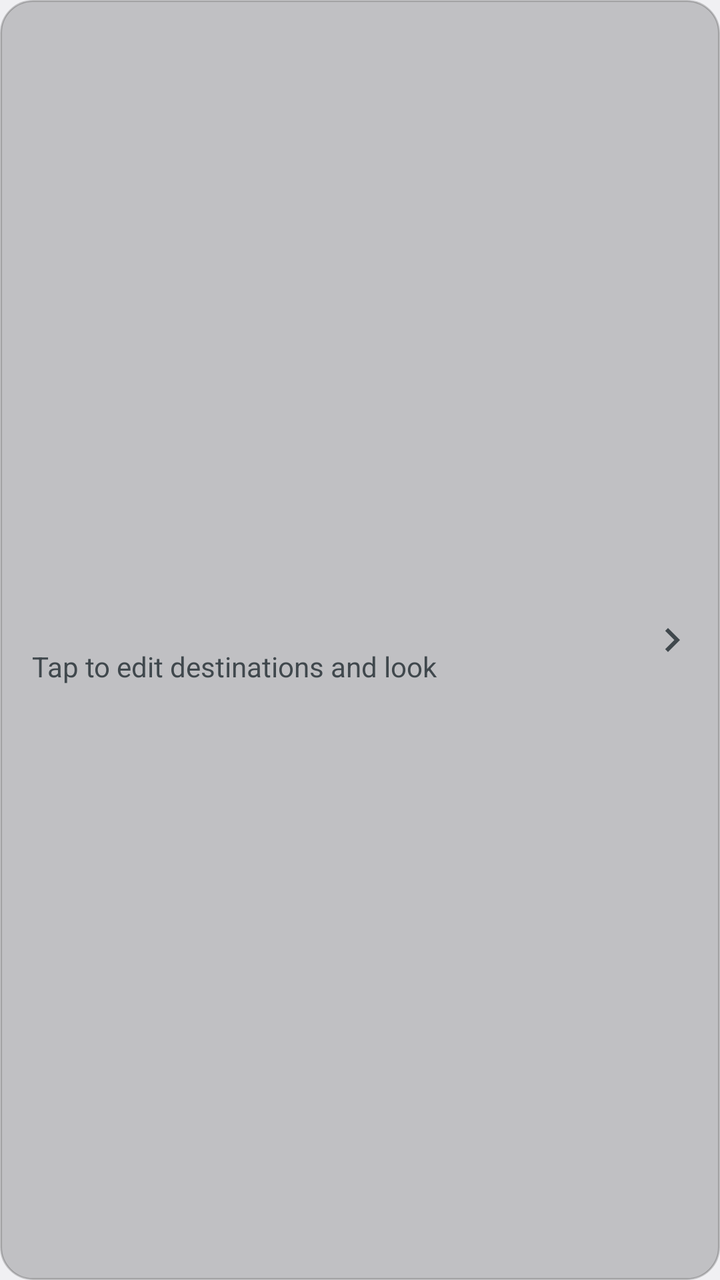
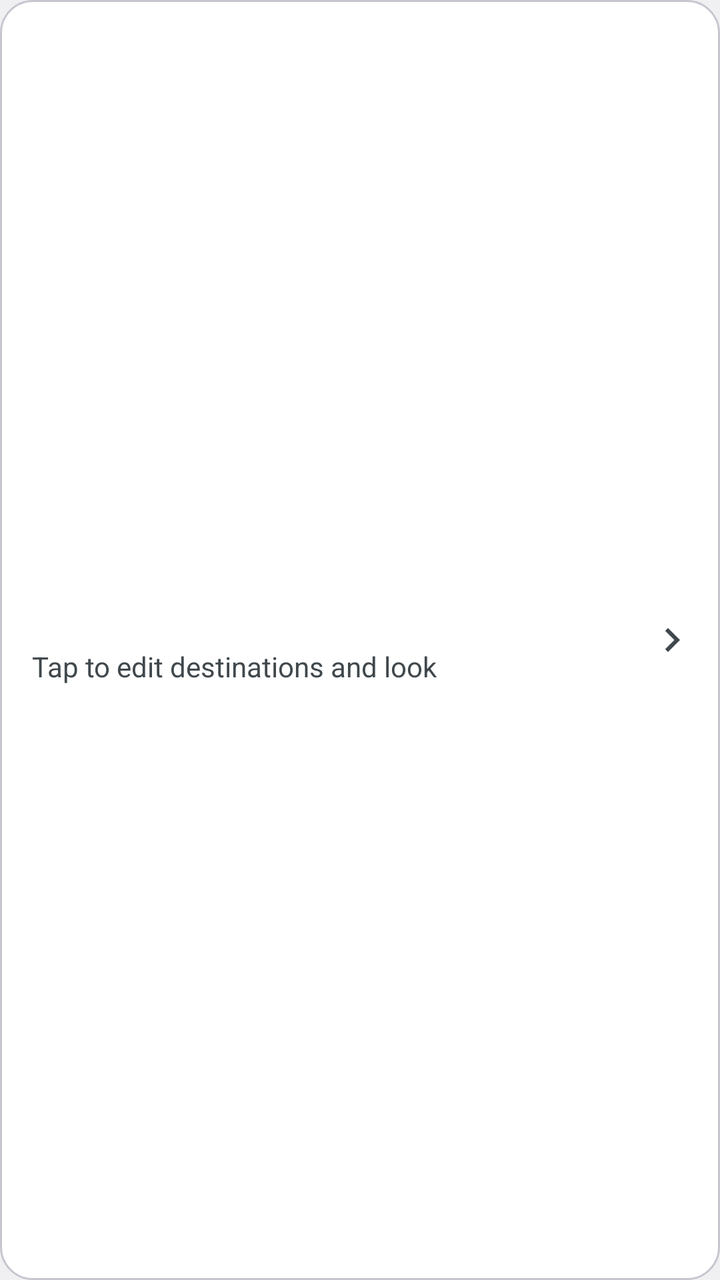

Before-and-after screenshots of an Android layout around one commit, followed by the original layout XML and the change that was made.
<!-- AndroidManifest.xml: application theme android:Theme.DeviceDefault.DayNight -->
<!-- res/layout/main_widget_row.xml -->
<?xml version="1.0" encoding="utf-8"?>
<LinearLayout xmlns:android="http://schemas.android.com/apk/res/android"
    android:layout_width="match_parent"
    android:layout_height="wrap_content"
    android:layout_marginTop="8dp"
    android:background="@drawable/row_card_background"
    android:clickable="true"
    android:focusable="true"
    android:gravity="center_vertical"
    android:minHeight="64dp"
    android:orientation="horizontal"
    android:paddingStart="16dp"
    android:paddingTop="12dp"
    android:paddingEnd="8dp"
    android:paddingBottom="12dp">

    <LinearLayout
        android:layout_width="0dp"
        android:layout_height="wrap_content"
        android:layout_weight="1"
        android:orientation="vertical">

        <TextView
            android:id="@+id/widget_row_title"
            android:layout_width="match_parent"
            android:layout_height="wrap_content"
            android:ellipsize="end"
            android:maxLines="2"
            android:textAppearance="@android:style/TextAppearance.DeviceDefault.Medium" />

        <TextView
            android:id="@+id/widget_row_hint"
            android:layout_width="match_parent"
            android:layout_height="wrap_content"
            android:layout_marginTop="2dp"
            android:text="@string/main_widget_row_hint"
            android:textAppearance="@android:style/TextAppearance.DeviceDefault.Small"
            android:textColor="?android:attr/textColorSecondary" />
    </LinearLayout>

    <ImageView
        android:layout_width="32dp"
        android:layout_height="32dp"
        android:layout_marginStart="8dp"
        android:importantForAccessibility="no"
        android:scaleType="center"
        android:src="@drawable/ic_chevron_right" />
</LinearLayout>
<!-- resources referenced by this layout -->
<resources>
  <!-- drawable ic_chevron_right (drawable) -->
  <?xml version="1.0" encoding="utf-8"?>
  <vector xmlns:android="http://schemas.android.com/apk/res/android"
      android:width="24dp"
      android:height="24dp"
      android:autoMirrored="true"
      android:tint="?android:attr/textColorSecondary"
      android:viewportWidth="24"
      android:viewportHeight="24">
      <path
          android:fillColor="#FFFFFFFF"
          android:pathData="M10,6L8.59,7.41 13.17,12l-4.58,4.59L10,18l6,-6z" />
  </vector>
  <!-- drawable row_card_background (drawable) -->
  <?xml version="1.0" encoding="utf-8"?>
  <ripple xmlns:android="http://schemas.android.com/apk/res/android"
      android:color="?android:attr/colorControlHighlight">
      <item>
          <shape android:shape="rectangle">
              <solid android:color="?android:attr/colorControlHighlight" />
              <stroke android:width="1dp" android:color="?android:attr/colorControlHighlight" />
              <corners android:radius="16dp" />
          </shape>
      </item>
  </ripple>
  <string name="main_widget_row_hint">Tap to edit destinations and look</string>
</resources>

<!-- the commit's change to res/layout/main_widget_row.xml (unified diff, before → after) -->
@@ -26,7 +26,8 @@
             android:layout_height="wrap_content"
             android:ellipsize="end"
             android:maxLines="2"
-            android:textAppearance="@android:style/TextAppearance.DeviceDefault.Medium" />
+            android:textAppearance="@android:style/TextAppearance.DeviceDefault.Medium"
+            android:textColor="?android:attr/textColorPrimary" />
 
         <TextView
             android:id="@+id/widget_row_hint"
<!-- resource entries referenced after the edit -->
@@ -19,12 +19,14 @@
       android:color="?android:attr/colorControlHighlight">
       <item>
           <shape android:shape="rectangle">
-              <solid android:color="?android:attr/colorControlHighlight" />
-              <stroke android:width="1dp" android:color="?android:attr/colorControlHighlight" />
+              <solid android:color="@color/card_background" />
+              <stroke android:width="1dp" android:color="@color/card_outline" />
               <corners android:radius="16dp" />
           </shape>
       </item>
   </ripple>
   <string name="main_widget_row_hint">Tap to edit destinations and look</string>
+  <color name="card_background">#FFFFFFFF</color>
+  <color name="card_outline">#FFC6C6D0</color>
 </resources>
 
